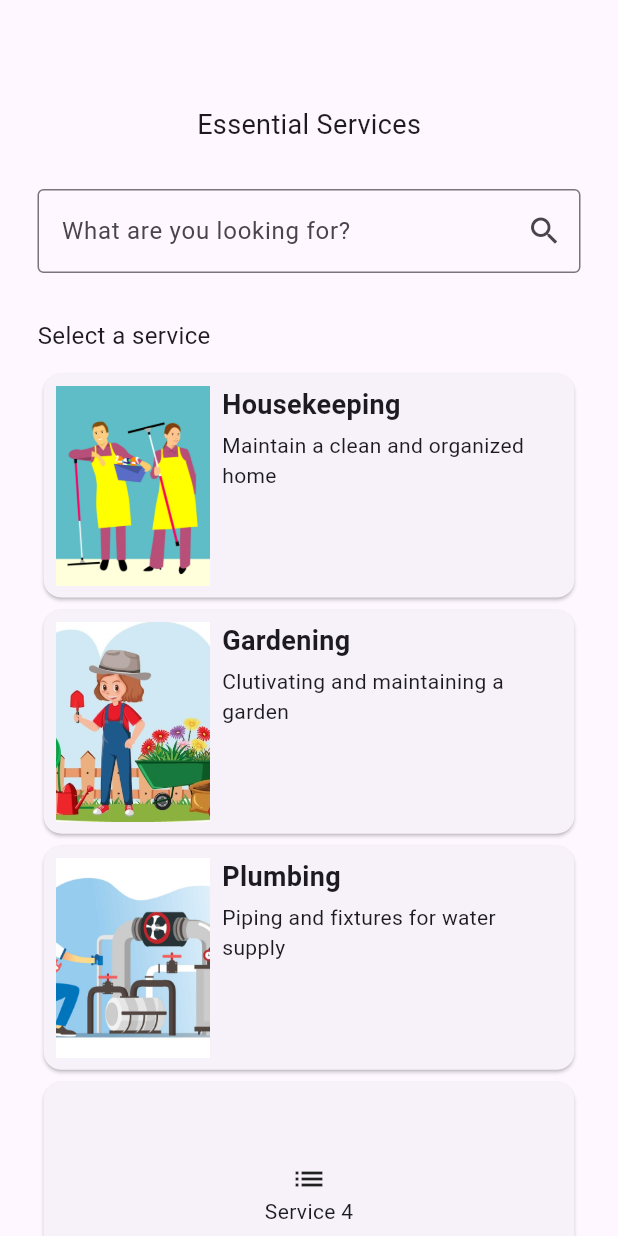
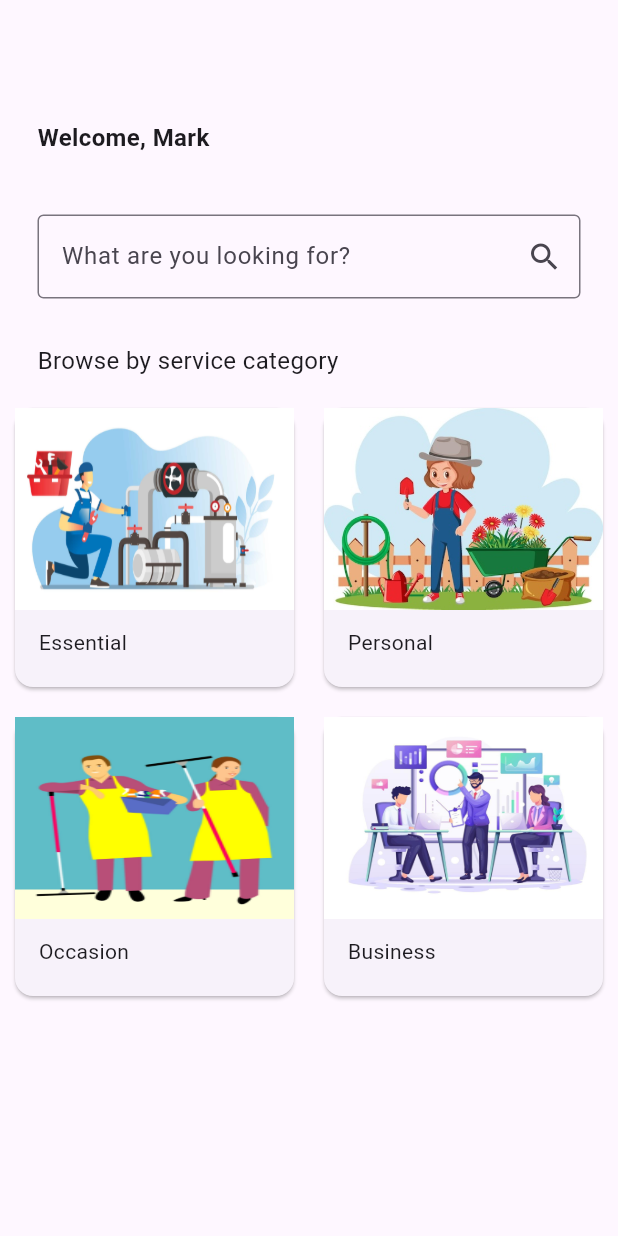
Before and after one commit to vsaran93/flutter_ido_app, a Flutter app: the HomeScreen screen opened directly, on a phone screen of 412 x 824 dp. Run offline on Flutter 3.47's test engine with Material 3 defaults, Android fonts, the phone set to English and light mode, and no system bars; our stand-ins replace pin_code_fields; missing offline and left inert: dart:ffi.

Commit message:
linked the main and subcategory and tile image changes

```diff
--- a/lib/screens/home_screen.dart
+++ b/lib/screens/home_screen.dart
@@ -1,10 +1,10 @@
+import 'dart:ffi';
+
 import 'package:flutter/material.dart';
-
+import 'package:flutter_ido_app/screens/essential_category_screen.dart';
 
 class HomeScreen extends StatelessWidget {
-  const HomeScreen({
-    super.key
-  });
+  const HomeScreen({super.key});
 
   @override
   Widget build(BuildContext context) {
@@ -12,7 +12,11 @@ class HomeScreen extends StatelessWidget {
       body: Center(
         child: Column(children: [
           SizedBox(height: 70.0,),
-          Text("Essential Services", style: TextStyle(fontSize: 18.0),),
+          Container(
+            alignment: Alignment.centerLeft,
+            padding: EdgeInsets.fromLTRB(25.0,10.0,25.0,10.0),
+            child: Text("Welcome, Mark", style: TextStyle(fontSize: 16.0, fontWeight: FontWeight.bold),),
+          ),
           SizedBox(height: 20.0),
           Padding(
             padding: const EdgeInsets.fromLTRB(25.0, 10.0,25.0,10.0),
@@ -28,151 +32,107 @@ class HomeScreen extends StatelessWidget {
           Container(
             alignment: Alignment.centerLeft,
             padding: EdgeInsets.fromLTRB(25.0,10.0,25.0,10.0),
-            child: Text("Select a service", style: TextStyle(fontSize: 16.0),),
+            child: Text("Browse by service category", style: TextStyle(fontSize: 16.0),),
           ),
           Expanded(
           child: GridView.count(
-          childAspectRatio: 2.3,
-          padding: EdgeInsets.fromLTRB(25.0,0,25.0,0),
-          crossAxisCount: 1,
+          childAspectRatio: 1,
+          crossAxisCount: 2,
           children: [
             Card(
-              child: Padding(
-                padding: EdgeInsets.all(8.0),
-                child: Row(
-                  children: [
-                    // First Column: Image (25% Width)
-                    SizedBox(
-                      width: MediaQuery.of(context).size.width * 0.25,
-                      child: AspectRatio(
-                        aspectRatio: 3/4,
-                        child: Image(image: AssetImage('assets/images/housekeeping.jpeg',), fit: BoxFit.cover)
-                      ),
-                    ),
-                    // Second Column: Description (75% Width)
-                    SizedBox(width: 8), // Space between image and text
-                    // Second Column: Description (75% width)
-                    Expanded(
+              margin: EdgeInsets.all(10.0),
+              child: InkWell(
+                onTap: () => { Navigator.push(context, MaterialPageRoute(builder: (context) =>  const EssentialCategoryScreen(),)) },
+                child: Container(
                 child: Column(
                     crossAxisAlignment: CrossAxisAlignment.start,
                     children: [
-                          Text(
-                            'Housekeeping',
-                            style: TextStyle(fontSize: 18, fontWeight: FontWeight.bold),
+                      AspectRatio(
+                        aspectRatio: 18.0/13.0,
+                        child: Image(image: AssetImage('assets/images/plumbing.jpg',), fit: BoxFit.fill),
                       ),
-                          SizedBox(height: 4),
-                          Text(
-                            'Maintain a clean and organized home',
-                            style: TextStyle(fontSize: 14),
-                            softWrap: true, // Ensures text wraps properly
+                      Padding(
+                        padding: EdgeInsets.fromLTRB(16.0, 12.0, 16.0, 8.0),
+                        child: Column(
+                          crossAxisAlignment: CrossAxisAlignment.start,
+                          children: [
+                            Text('Essential', textAlign: TextAlign.center,),
+                          ],
                         ),
+                      )
                     ],
                   ),
               ),
-                  ],
-                ),
-              ),
+              )
             ),
             Card(
-              child: Padding(
-                padding: EdgeInsets.all(8.0),
-                child: Row(
-                  children: [
-                    // First Column: Image (25% Width)
-                    SizedBox(
-                      width: MediaQuery.of(context).size.width * 0.25,
-                      child: AspectRatio(
-                        aspectRatio: 3/4,
-                        child: Image(image: AssetImage('assets/images/gardening.jpg',), fit: BoxFit.cover)
-                      ),
-                    ),
-                    // Second Column: Description (75% Width)
-                    SizedBox(width: 8), // Space between image and text
-                    // Second Column: Description (75% width)
-                    Expanded(
+              margin: EdgeInsets.all(10.0),
+              child: Container(
                 child: Column(
                     crossAxisAlignment: CrossAxisAlignment.start,
                     children: [
-                          Text(
-                            'Gardening',
-                            style: TextStyle(fontSize: 18, fontWeight: FontWeight.bold),
+                      AspectRatio(
+                        aspectRatio: 18.0/13.0,
+                        child: Image(image: AssetImage('assets/images/gardening.jpg',), fit: BoxFit.fill),
                       ),
-                          SizedBox(height: 4),
-                          Text(
-                            'Clutivating and maintaining a garden',
-                            style: TextStyle(fontSize: 14),
-                            softWrap: true, // Ensures text wraps properly
-                          ),
-                        ],
-                      ),
-                    ),
-                  ],
-                ),
-              ),
-            ),
-            Card(
-              child: Padding(
-                padding: EdgeInsets.all(8.0),
-                child: Row(
-                  children: [
-                    // First Column: Image (25% Width)
-                    SizedBox(
-                      width: MediaQuery.of(context).size.width * 0.25,
-                      child: AspectRatio(
-                        aspectRatio: 3/4,
-                        child: Image(image: AssetImage('assets/images/plumbing.jpg',), fit: BoxFit.cover)
-                      ),
-                    ),
-                    // Second Column: Description (75% Width)
-                    SizedBox(width: 8), // Space between image and text
-                    // Second Column: Description (75% width)
-                    Expanded(
+                      Padding(
+                        padding: EdgeInsets.fromLTRB(16.0, 12.0, 16.0, 8.0),
                         child: Column(
                           crossAxisAlignment: CrossAxisAlignment.start,
                           children: [
-                          Text(
-                            'Plumbing',
-                            style: TextStyle(fontSize: 18, fontWeight: FontWeight.bold),
-                          ),
-                          SizedBox(height: 4),
-                          Text(
-                            'Piping and fixtures for water supply',
-                            style: TextStyle(fontSize: 14),
-                            softWrap: true, // Ensures text wraps properly
-                          ),
+                            Text('Personal', textAlign: TextAlign.center,),
                           ],
                         ),
-                    ),
+                      )
                     ],
                   ),
-              ),
+              )
             ),
             Card(
+              margin: EdgeInsets.all(10.0),
+              child: Container(
                 child: Column(
-                mainAxisAlignment: MainAxisAlignment.center,
+                    crossAxisAlignment: CrossAxisAlignment.start,
                     children: [
-                  Icon(Icons.list),
-                  Text('Service 4'),
+                      AspectRatio(
+                        aspectRatio: 18.0/13.0,
+                        child: Image(image: AssetImage('assets/images/housekeeping.jpeg',), fit: BoxFit.fill),
+                      ),
+                      Padding(
+                        padding: EdgeInsets.fromLTRB(16.0, 12.0, 16.0, 8.0),
+                        child: Column(
+                          crossAxisAlignment: CrossAxisAlignment.start,
+                          children: [
+                            Text('Occasion', textAlign: TextAlign.center,),
                           ],
                         ),
+                      )
+                    ],
+                  ),
+              )
             ),
             Card(
+              margin: EdgeInsets.all(10.0),
+              child: Container(
                 child: Column(
-                mainAxisAlignment: MainAxisAlignment.center,
+                    crossAxisAlignment: CrossAxisAlignment.start,
                     children: [
-                  Icon(Icons.add),
-                  Text('Service 5'),
+                      AspectRatio(
+                        aspectRatio: 18.0/13.0,
+                        child: Image(image: AssetImage('assets/images/business.jpg',), fit: BoxFit.fill),
+                      ),
+                      Padding(
+                        padding: EdgeInsets.fromLTRB(16.0, 12.0, 16.0, 8.0),
+                        child: Column(
+                          crossAxisAlignment: CrossAxisAlignment.start,
+                          children: [
+                            Text('Business', textAlign: TextAlign.center,),
                           ],
                         ),
-            ),
-            Card(
-              child: Column(
-                mainAxisAlignment: MainAxisAlignment.center,
-                children: [
-                  Icon(Icons.list),
-                  Text('Service 6'),
+                      )
                     ],
                   ),
+              )
             ),
           ],
         ),)
--- a/pubspec.yaml
+++ b/pubspec.yaml
@@ -67,6 +67,7 @@ flutter:
      - assets/images/housekeeping.jpeg
      - assets/images/plumbing.jpg
      - assets/images/gardening.jpg
+     - assets/images/business.jpg
   #   - images/a_dot_ham.jpeg
 
   # An image asset can refer to one or more resolution-specific "variants", see
```
Also changed, not shown: lib/screens/essential_category_screen.dart (added, +183 -0 lines), assets/images/business.jpg (added). Lines whose indentation alone changed are shown as unchanged.
